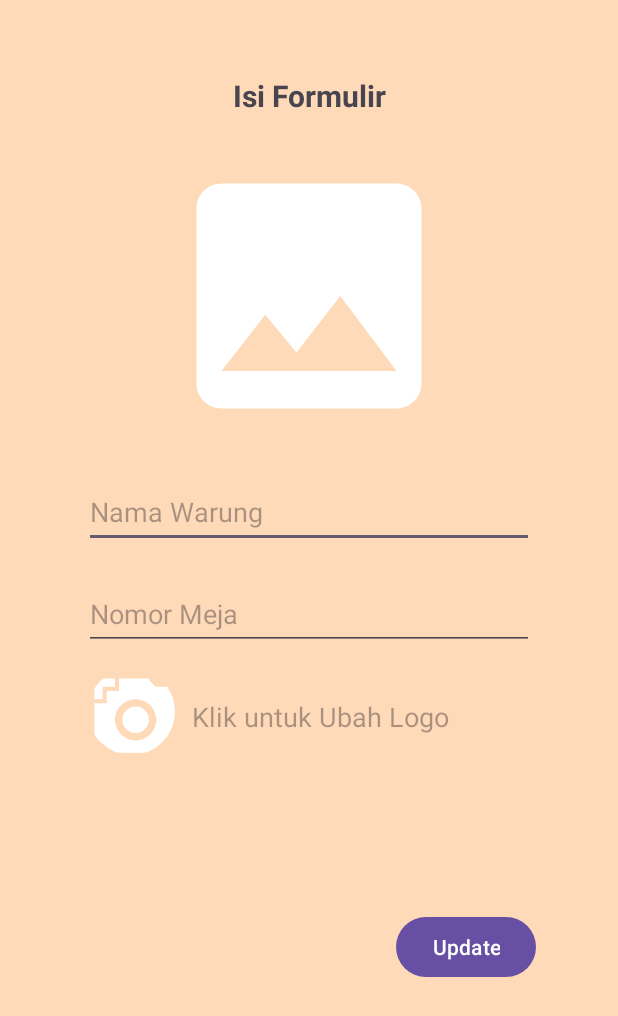
After one commit to salsabilatuadaa/ProjectPBP, an Android app: the layout activity_update_warung.xml on its own in the app's theme, with its tools: preview values and no code run, on a phone screen of 412 x 824 dp. The commit adds this screen. Shown: the top 1016 px of the screen. Run offline under Robolectric (Android 15) with nearby library versions, the phone set to English and light mode, and no system bars.

Commit message:
warung+menu BE fix banget

```diff
--- /dev/null
+++ b/app/src/main/res/layout/activity_update_warung.xml
@@ -0,0 +1,104 @@
+<?xml version="1.0" encoding="utf-8"?>
+<androidx.constraintlayout.widget.ConstraintLayout
+    xmlns:android="http://schemas.android.com/apk/res/android"
+    xmlns:app="http://schemas.android.com/apk/res-auto"
+    xmlns:tools="http://schemas.android.com/tools"
+    android:layout_width="match_parent"
+    android:layout_height="match_parent"
+    android:background="#FFDAB9"
+    tools:context=".Activity.AddWarungActivity">
+
+    <TextView
+        android:id="@+id/textViewIsiFormulir"
+        android:layout_width="0dp"
+        android:layout_height="wrap_content"
+        android:text="Isi Formulir"
+        android:textAlignment="center"
+        android:textSize="20dp"
+        android:textStyle="bold"
+        android:layout_marginTop="50dp"
+        app:layout_constraintBottom_toTopOf="@id/editWarungImage"
+        app:layout_constraintEnd_toEndOf="parent"
+        app:layout_constraintHorizontal_bias="1.0"
+        app:layout_constraintStart_toStartOf="parent"
+        app:layout_constraintTop_toTopOf="parent" />
+
+    <de.hdodenhof.circleimageview.CircleImageView
+        android:id="@+id/editWarungImage"
+        android:layout_width="200dp"
+        android:layout_height="200dp"
+        android:layout_centerInParent="true"
+        android:layout_marginTop="20dp"
+        android:src="@drawable/baseline_insert_photo_24"
+        app:layout_constraintTop_toBottomOf="@+id/textViewIsiFormulir"
+        app:layout_constraintStart_toStartOf="parent"
+        app:layout_constraintEnd_toEndOf="parent"
+        tools:layout_editor_absoluteY="65dp" />
+
+
+    <EditText
+        android:id="@+id/editNamaWarung"
+        android:layout_width="300dp"
+        android:layout_height="wrap_content"
+        android:hint="Nama Warung"
+        android:minHeight="48dp"
+        android:layout_marginTop="20dp"
+        app:layout_constraintTop_toBottomOf="@+id/editWarungImage"
+        app:layout_constraintStart_toStartOf="parent"
+        app:layout_constraintEnd_toEndOf="parent"
+        tools:layout_editor_absoluteY="262dp" />
+
+    <EditText
+        android:id="@+id/editNomorMeja"
+        android:layout_width="300dp"
+        android:layout_height="wrap_content"
+        android:hint="Nomor Meja"
+        android:layout_marginTop="20dp"
+        android:minHeight="48dp"
+        app:layout_constraintTop_toBottomOf="@+id/editNamaWarung"
+        app:layout_constraintStart_toStartOf="parent"
+        app:layout_constraintEnd_toEndOf="parent"
+        tools:layout_editor_absoluteY="341dp" />
+
+
+    <de.hdodenhof.circleimageview.CircleImageView
+        android:id="@+id/editWarungLogo"
+        android:layout_width="58dp"
+        android:layout_height="66dp"
+        android:layout_centerHorizontal="true"
+        android:layout_marginLeft="50dp"
+        android:layout_marginTop="8dp"
+        android:clickable="true"
+        android:onClick="chooseImage"
+        android:src="@drawable/baseline_add_a_photo_24"
+        app:layout_constraintEnd_toEndOf="parent"
+        app:layout_constraintHorizontal_bias="0.028"
+        app:layout_constraintStart_toStartOf="parent"
+        app:layout_constraintTop_toBottomOf="@+id/editNomorMeja"
+        tools:ignore="SpeakableTextPresentCheck" />
+
+    <TextView
+        android:layout_width="wrap_content"
+        android:layout_height="wrap_content"
+        android:layout_marginTop="32dp"
+        android:hint="Klik untuk Ubah Logo"
+        android:textSize="18dp"
+        app:layout_constraintEnd_toEndOf="parent"
+        app:layout_constraintHorizontal_bias="0.091"
+        app:layout_constraintStart_toEndOf="@+id/editWarungLogo"
+        app:layout_constraintTop_toBottomOf="@+id/editNomorMeja" />
+
+    <Button
+        android:id="@+id/buttonUpdateWarung"
+        android:layout_width="wrap_content"
+        android:layout_height="wrap_content"
+        android:layout_centerHorizontal="true"
+        android:layout_marginTop="100dp"
+        android:text="Update"
+        android:textAlignment="center"
+        app:layout_constraintEnd_toEndOf="parent"
+        app:layout_constraintHorizontal_bias="0.829"
+        app:layout_constraintStart_toStartOf="parent"
+        app:layout_constraintTop_toBottomOf="@+id/editWarungLogo" />
+
+</androidx.constraintlayout.widget.ConstraintLayout>
```
Also changed, not shown: app/src/main/AndroidManifest.xml (+7 -4 lines), app/src/main/java/com/android/projectpbp/Activity/AddWarungActivity.kt (+7 -0 lines), app/src/main/java/com/android/projectpbp/Activity/CreateMenuActivity.kt (+9 -3 lines), app/src/main/java/com/android/projectpbp/Activity/UpdateMenu.kt (+14 -12 lines), app/src/main/java/com/android/projectpbp/Activity/UpdateWarung.kt (added, +95 -0 lines), app/src/main/java/com/android/projectpbp/Adapter/WarungAdapter.kt (+37 -0 lines), app/src/main/java/com/android/projectpbp/DatabaseHelper.kt (+54 -2 lines), app/src/main/res/layout/activity_list_menu.xml (+6 -5 lines), app/src/main/res/layout/menu_item.xml (+6 -6 lines).
